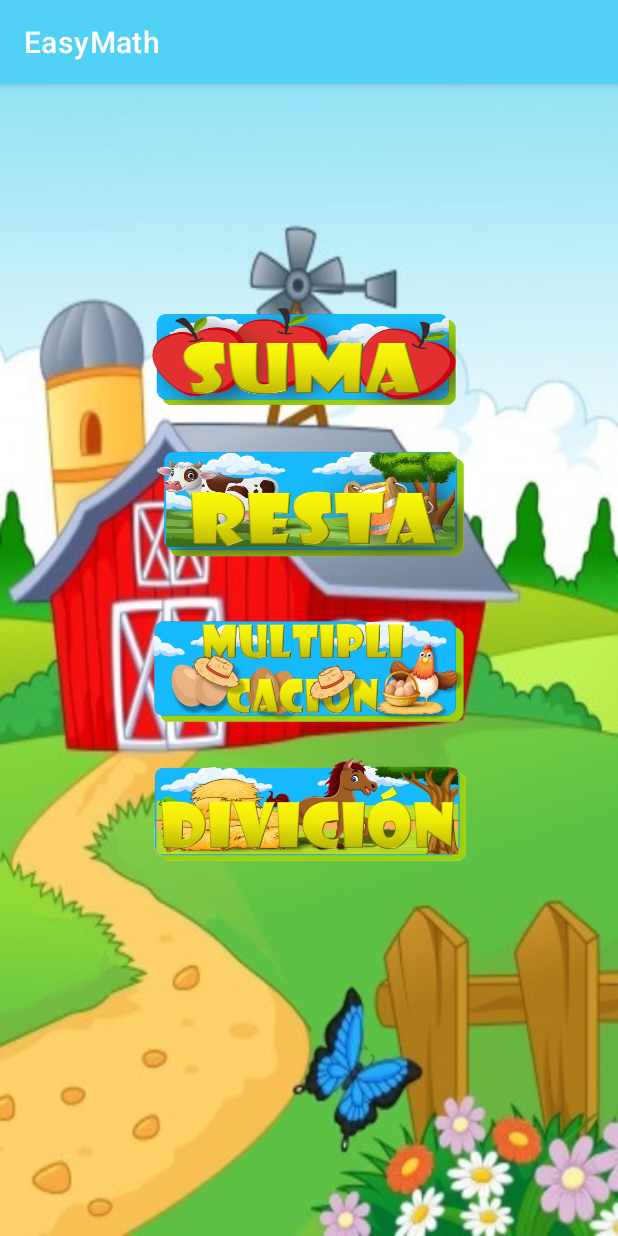
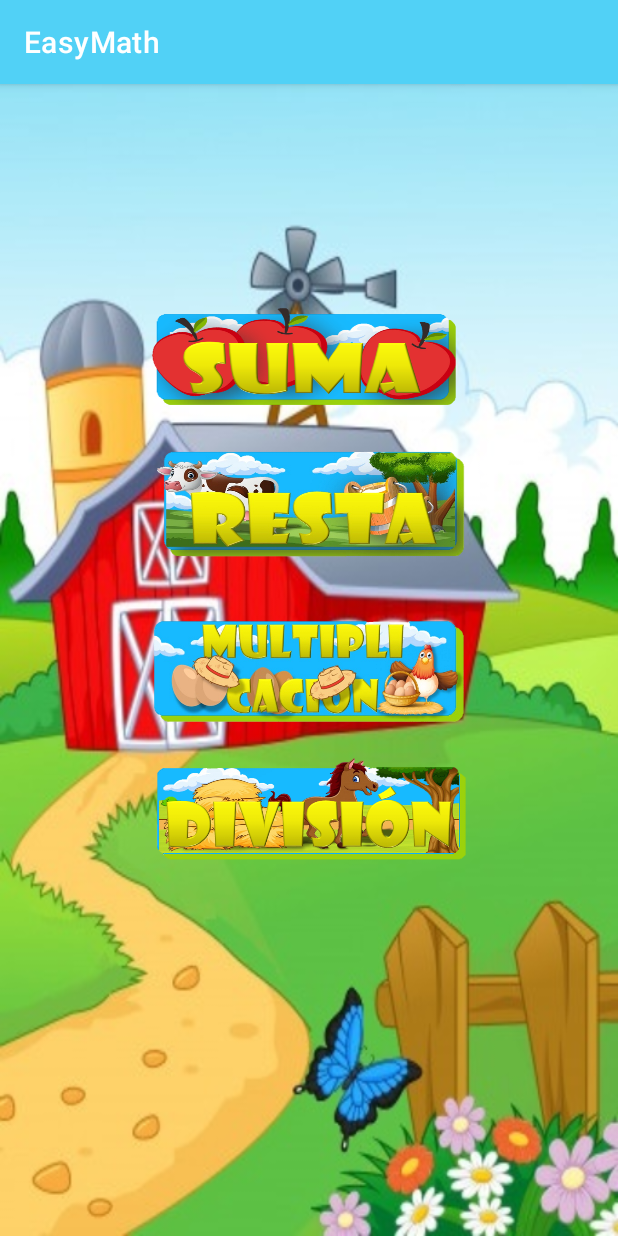
Before and after one commit to JessicaSantiagoQuijano/EasyMath, an Android app: the screen it shows after launch (MainActivity), on a phone screen of 412 x 824 dp. Run offline under Robolectric (Android 15) with nearby library versions, the phone set to English and light mode, and no system bars.

Commit message:
imagen de divisón cambiada

```diff
--- a/app/src/main/res/drawable/btn_caballo.xml
+++ b/app/src/main/res/drawable/btn_caballo.xml
@@ -1,7 +1,7 @@
 <?xml version="1.0" encoding="utf-8"?>
 <selector xmlns:android="http://schemas.android.com/apk/res/android">
 
-    <item android:drawable="@drawable/div2" android:state_accelerated="true"/>
-    <item android:drawable="@drawable/div"/>
+    <item android:drawable="@drawable/divii2" android:state_accelerated="true"/>
+    <item android:drawable="@drawable/divii"/>
 
 </selector>
```
Also changed, not shown: app/src/main/res/drawable/div.png (deleted), app/src/main/res/drawable/div2.png (deleted), app/src/main/res/drawable/divii.png (added), app/src/main/res/drawable/divii2.png (added).
